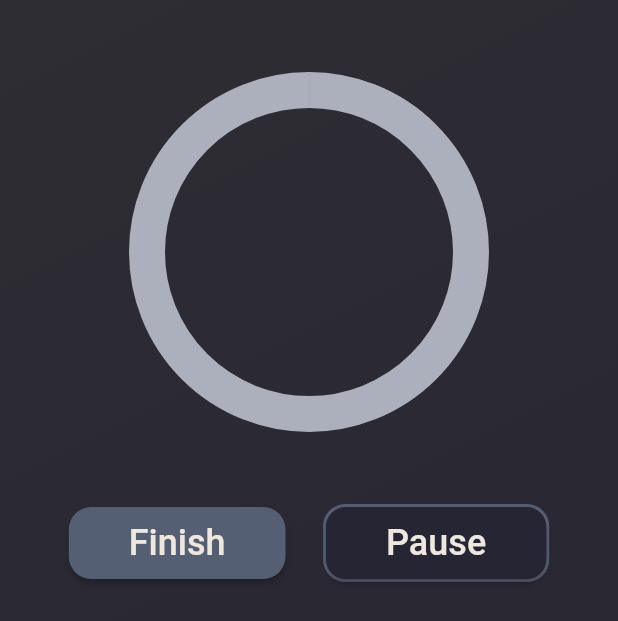
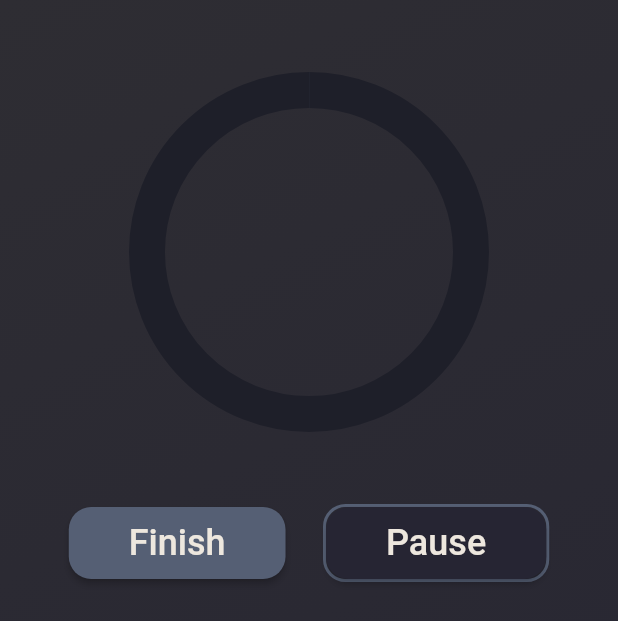
Before and after one commit to jacob-macleod/Progresso-Timer-App, a Flutter app: the screen it shows after launch, after a tap on "Start Timer", on a phone screen of 412 x 824 dp. Shown: the top 621 px of the screen. Run offline on Flutter 3.47's test engine with Material 2 defaults, Android fonts, the phone set to English and light mode, and no system bars; our stand-ins replace numberpicker.

Commit message:
Updated background color

```diff
--- a/lib/screens/timer.dart
+++ b/lib/screens/timer.dart
@@ -80,7 +80,7 @@ class _TimerState extends State<Timer> with TickerProviderStateMixin {
             scale: 6.0,
             child: CircularProgressIndicator(
               color: const Color.fromRGBO(85, 95, 116, 1), // Try a gradient
-              backgroundColor: Color.fromARGB(255, 171, 176, 188),
+              backgroundColor: Color.fromRGBO(30, 31, 41, 1),
               value: controller.value,
               semanticsLabel: 'Circular progress indicator',
             ),
```
